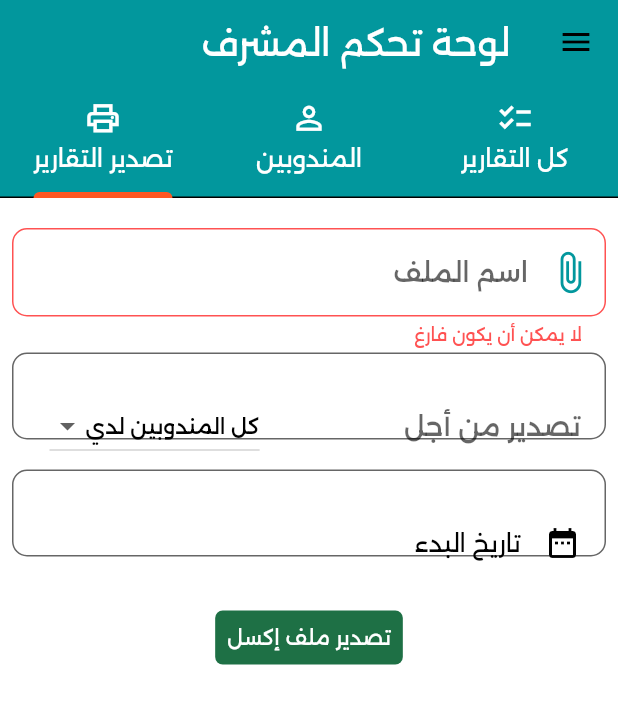
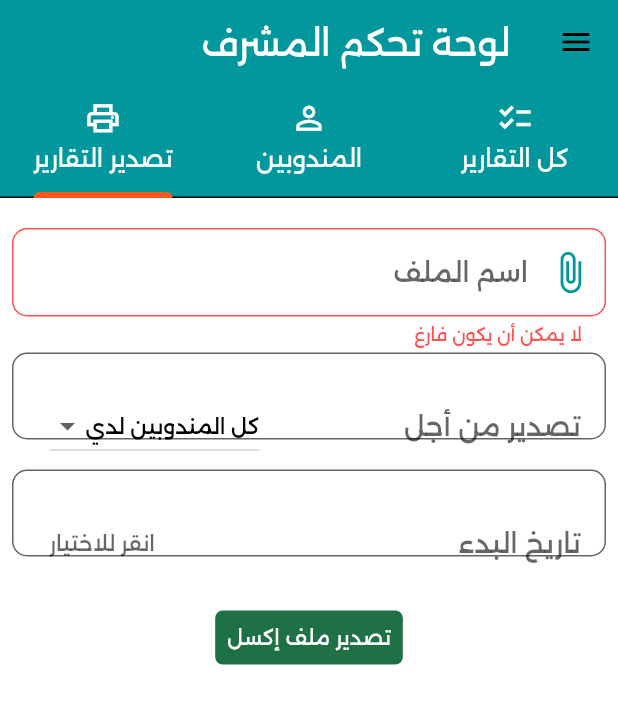
Before and after one commit to abd-Mohsen/Lelia-app, a Flutter app: the SupervisorView screen opened directly, tab 3 chosen, after a tap on "تصدير ملف إكسل", on a phone screen of 412 x 824 dp. Shown: the top 704 px of the screen. Run offline on Flutter 3.47's test engine with Material 3 defaults, Android fonts, the phone set to English and light mode, and no system bars; our stand-ins replace carousel_slider, dotted_border, dropdown_search, flutter_spinkit, geolocator, get and 7 more; missing offline and left inert: excel, flutter_osm_plugin; accounts and stored records are empty; network calls fail.

Commit message:
some UI improvements

```diff
--- a/lib/constants.dart
+++ b/lib/constants.dart
@@ -3,7 +3,8 @@ import 'package:flutter/services.dart';
 import 'package:get/get.dart';
 import 'package:lelia/views/login_view.dart';
 
-String kHostIP = "http://10.0.2.2:8000";
+String kHostIP = "http://192.168.1.36:8000";
+//"http://10.0.2.2:8000";
 //"http://lelia-back.000webhostapp.com";
 
 String kFontFamily = 'Alexandria';
--- a/lib/controllers/login_controller.dart
+++ b/lib/controllers/login_controller.dart
@@ -42,6 +42,7 @@ class LoginController extends GetxController {
   }
 
   void login() async {
+    if (isLoading) return; // todo: do this for every button, to not send multiple requests
     buttonPressed = true;
     bool isValid = loginFormKey.currentState!.validate();
     if (isValid) {
--- a/lib/controllers/supervisor_controller.dart
+++ b/lib/controllers/supervisor_controller.dart
@@ -3,6 +3,7 @@ import 'package:excel/excel.dart';
 import 'package:flutter/cupertino.dart';
 import 'package:get/get.dart';
 import 'package:get_storage/get_storage.dart';
+import 'package:jiffy/jiffy.dart';
 import 'package:path/path.dart';
 import 'package:path_provider/path_provider.dart';
 import '../constants.dart';
@@ -149,11 +150,16 @@ class SupervisorController extends GetxController {
 
     // Add metadata
     sheet.appendRow([TextCellValue('مشرف'), TextCellValue(currentUser!.userName)]);
-    sheet.appendRow([TextCellValue('تاريخ'), TextCellValue(DateTime.now().toIso8601String())]);
+    sheet.appendRow(
+      [
+        TextCellValue('تاريخ'),
+        TextCellValue("${Jiffy(DateTime.now()).format("d/M/y")}  ${Jiffy(DateTime.now()).jms}"),
+      ],
+    );
     sheet.appendRow([TextCellValue('المنطقة')]);
-    sheet.appendRow([TextCellValue('مندوب')]); //todo: show only if the file was for only single employee
+    if (generateFor == "مندوب محدد") sheet.appendRow([TextCellValue('مندوب')]);
     sheet.appendRow([const TextCellValue('')]);
-    sheet.appendRow([
+    sheet.appendRow(const [
       TextCellValue('#'),
       TextCellValue('اسم'),
       TextCellValue('نوع'),
@@ -220,6 +226,7 @@ class SupervisorController extends GetxController {
       ..writeAsBytesSync(fileBytes!);
     print("finished");
     //todo: instead of saving, share the file
+    //todo: show a snack bar that its exported to 'downloads'
     // if the reports are empty -> return with a message
   }
 
--- a/lib/views/components/custom_dropdown.dart
+++ b/lib/views/components/custom_dropdown.dart
@@ -32,7 +32,7 @@ class CustomDropdown extends StatelessWidget {
             : null,
         title: Text(
           title,
-          style: tt.titleMedium!.copyWith(color: cs.onBackground.withOpacity(0.6), overflow: TextOverflow.ellipsis),
+          style: tt.titleMedium!.copyWith(color: cs.onSurface.withOpacity(0.6), overflow: TextOverflow.ellipsis),
         ),
         trailing: DropdownButton<String>(
           value: selectedValue,
--- a/lib/views/components/custom_field.dart
+++ b/lib/views/components/custom_field.dart
@@ -39,7 +39,7 @@ class CustomField extends StatelessWidget {
             color: cs.primary,
           ),
           hintText: hint,
-          hintStyle: tt.titleMedium!.copyWith(color: cs.onBackground.withOpacity(0.6)),
+          hintStyle: tt.titleMedium!.copyWith(color: cs.onSurface.withOpacity(0.6)),
           border: OutlineInputBorder(
             borderRadius: BorderRadius.circular(10),
           ),
--- a/lib/views/components/user_card.dart
+++ b/lib/views/components/user_card.dart
@@ -18,6 +18,8 @@ class UserCard extends StatelessWidget {
       subtitle: Text(
         user.email,
         style: tt.titleSmall!.copyWith(color: cs.onBackground),
+        maxLines: 1,
+        overflow: TextOverflow.ellipsis,
       ),
       trailing: Text(
         user.role,
--- a/lib/views/home_view.dart
+++ b/lib/views/home_view.dart
@@ -424,7 +424,7 @@ class HomeView extends StatelessWidget {
                             ),
                     ),
                     Padding(
-                      padding: const EdgeInsets.only(top: 12.0, bottom: 4),
+                      padding: const EdgeInsets.only(top: 12.0, bottom: 8, left: 4, right: 4),
                       child: ElevatedButton(
                         onPressed: () {
                           con.submit();
@@ -436,7 +436,7 @@ class HomeView extends StatelessWidget {
                             children: [
                               Text(
                                 'حفظ في الذاكرة',
-                                style: tt.headlineSmall!.copyWith(color: cs.onPrimary),
+                                style: tt.titleLarge!.copyWith(color: cs.onPrimary),
                               ),
                               SizedBox(width: 12),
                               Icon(Icons.save_alt, size: 40),
--- a/lib/views/supervisor_view.dart
+++ b/lib/views/supervisor_view.dart
@@ -6,6 +6,7 @@ import 'package:dropdown_search/dropdown_search.dart';
 import 'package:flutter/material.dart';
 import 'package:flutter_spinkit/flutter_spinkit.dart';
 import 'package:get/get.dart';
+import 'package:jiffy/jiffy.dart';
 import 'package:lelia/constants.dart';
 import 'package:lelia/controllers/supervisor_controller.dart';
 import 'package:lelia/models/user_model.dart';
@@ -130,6 +131,8 @@ class SupervisorView extends StatelessWidget {
                             visible: con.generateFor == "مندوب محدد",
                             child: Padding(
                               padding: const EdgeInsets.symmetric(vertical: 12.0),
+                              //todo: this below
+                              //todo: list tile borders positions arent updating until i touch the screen
                               child: DropdownSearch<UserModel>(
                                 validator: (user) {
                                   if (user == null && con.generateFor == "مندوب محدد") return "الرجاء اختيار مندوب";
@@ -151,7 +154,7 @@ class SupervisorView extends StatelessWidget {
                                 dropdownDecoratorProps: DropDownDecoratorProps(
                                   dropdownSearchDecoration: InputDecoration(
                                     labelText: "اسم المندوب",
-                                    labelStyle: tt.titleMedium!.copyWith(color: cs.onBackground),
+                                    labelStyle: tt.titleMedium!.copyWith(color: cs.onSurface.withOpacity(0.6)),
                                     //hintText: "اختر اسم المندوب".tr,
                                     // icon: Icon(
                                     //   Icons.text,
@@ -184,9 +187,16 @@ class SupervisorView extends StatelessWidget {
                                 );
                                 con.setFromDate(newDate!);
                               },
-                              title: Text("تاريخ البدء"),
-                              leading: Icon(Icons.date_range),
-                              trailing: Text(con.fromDate?.toIso8601String() ?? ""),
+                              //todo: add validator to date picker and another date picker
+                              title: Text(
+                                "تاريخ البدء",
+                                style: tt.titleMedium!.copyWith(color: cs.onSurface.withOpacity(0.6)),
+                              ),
+                              //leading: Icon(Icons.date_range),
+                              trailing: Text(
+                                con.fromDate != null ? Jiffy(con.fromDate).format("d / M / y") : "انقر للاختيار",
+                                style: tt.titleSmall!.copyWith(color: cs.onSurface.withOpacity(0.6)),
+                              ),
                               shape: RoundedRectangleBorder(
                                 side: BorderSide(width: 1, color: cs.onBackground.withOpacity(0.6)),
                                 borderRadius: BorderRadius.circular(10),
```
